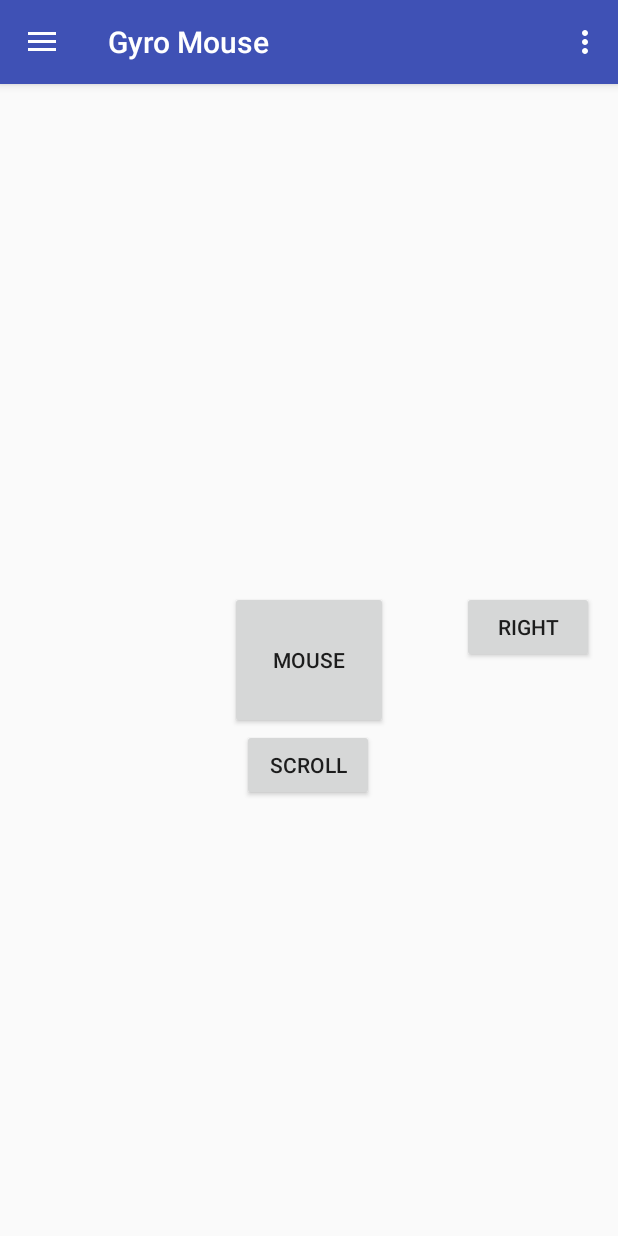
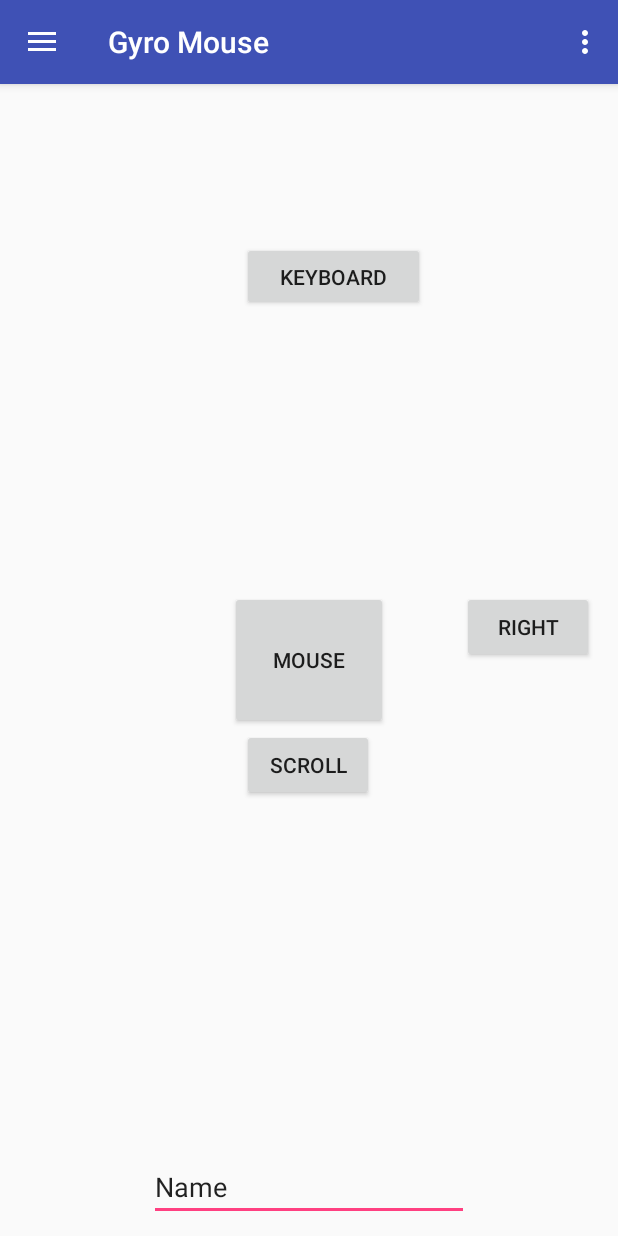
Before and after one commit to iarks/gyro-mouse, an Android app: the screen it shows after launch (MainActivity), on a phone screen of 412 x 824 dp. Run offline under Robolectric (Android 15) with nearby library versions, the light colour scheme and no system bars; 2 statements that could not run were skipped.

Commit message:
add button for keyboard

```diff
--- a/app/src/main/java/iarks/org/bitbucket/gyromouse/MainActivity.java
+++ b/app/src/main/java/iarks/org/bitbucket/gyromouse/MainActivity.java
@@ -13,14 +13,16 @@ import android.support.v7.widget.Toolbar;
 import android.view.Menu;
 import android.view.MenuItem;
 import android.widget.Button;
+import android.widget.EditText;
 
 import java.util.concurrent.BlockingQueue;
 import java.util.concurrent.LinkedBlockingDeque;
 
 public class MainActivity extends AppCompatActivity implements NavigationView.OnNavigationItemSelectedListener
 {
-    Button buttonMouse,buttonScroll,buttonRight;
+    Button buttonMouse,buttonScroll,buttonRight,buttonKeyboard;
     BlockingQueue<String> sharedQueue = new LinkedBlockingDeque<>(1);
+    EditText keyboard_visibility;
 
     @Override
     protected void onCreate(Bundle savedInstanceState)
@@ -37,6 +39,9 @@ public class MainActivity extends AppCompatActivity implements NavigationView.On
         buttonMouse = (Button)findViewById(R.id.buttonMouse);
         buttonScroll = (Button)findViewById(R.id.buttonScroll);
         buttonRight = (Button)findViewById(R.id.buttonRight);
+        buttonKeyboard = (Button)findViewById(R.id.buttonKeyboard);
+        keyboard_visibility=(EditText)findViewById(R.id.editText);
+        keyboard_visibility.setSelected(false);
 
         final Trackpad trackpad = new Trackpad(sharedQueue,getApplicationContext());
         final ScrollWheel scrollWheel = new ScrollWheel(sharedQueue,getApplicationContext());
@@ -108,6 +113,15 @@ public class MainActivity extends AppCompatActivity implements NavigationView.On
                     }
                 }
                 return false;
+            }
+        });
+
+        buttonKeyboard.setOnClickListener(new View.OnClickListener()
+        {
+            @Override
+            public void onClick(View v)
+            {
+
             }
         });
 
--- a/app/src/main/res/layout/content_main.xml
+++ b/app/src/main/res/layout/content_main.xml
@@ -1,5 +1,6 @@
 <?xml version="1.0" encoding="utf-8"?>
-<android.support.constraint.ConstraintLayout xmlns:android="http://schemas.android.com/apk/res/android"
+<android.support.constraint.ConstraintLayout
+    xmlns:android="http://schemas.android.com/apk/res/android"
     xmlns:app="http://schemas.android.com/apk/res-auto"
     xmlns:tools="http://schemas.android.com/tools"
     android:layout_width="match_parent"
@@ -25,15 +26,28 @@
         app:layout_constraintTop_toTopOf="parent" />
 
     <Button
-        android:id="@+id/buttonScroll"
+        android:id="@+id/buttonKeyboard"
+        android:layout_width="122dp"
+        android:layout_height="46dp"
+        android:text="Keyboard"
+        tools:layout_constraintTop_creator="1"
+        android:layout_marginStart="8dp"
+        android:layout_marginTop="105dp"
+        tools:layout_constraintLeft_creator="1"
+        app:layout_constraintLeft_toLeftOf="@+id/buttonMouse"
+        app:layout_constraintTop_toTopOf="parent"
+        android:layout_marginLeft="-55dp" />
+
+    <Button
+        android:id="@+id/button"
         android:layout_width="88dp"
         android:layout_height="48dp"
+        android:layout_marginStart="8dp"
         android:text="Scroll"
-        tools:layout_constraintTop_creator="1"
-        android:layout_marginStart="8dp"
+        app:layout_constraintLeft_toLeftOf="@+id/buttonMouse"
         app:layout_constraintTop_toBottomOf="@+id/buttonMouse"
         tools:layout_constraintLeft_creator="1"
-        app:layout_constraintLeft_toLeftOf="@+id/buttonMouse" />
+        tools:layout_constraintTop_creator="1" />
 
     <Button
         android:id="@+id/buttonRight"
@@ -44,7 +58,23 @@
         tools:layout_constraintTop_creator="1"
         tools:layout_constraintRight_creator="1"
         app:layout_constraintRight_toRightOf="parent"
-        app:layout_constraintTop_toTopOf="@+id/buttonMouse" />
+        app:layout_constraintTop_toTopOf="@+id/buttonMouse"/>
+
+    <EditText
+        android:id="@+id/editText"
+        android:layout_width="wrap_content"
+        android:layout_height="wrap_content"
+        android:ems="10"
+        android:inputType="textPersonName"
+        android:text="Name"
+        tools:layout_constraintRight_creator="1"
+        tools:layout_constraintBottom_creator="1"
+        app:layout_constraintBottom_toBottomOf="parent"
+        app:layout_constraintRight_toRightOf="parent"
+        tools:layout_constraintLeft_creator="1"
+        android:layout_marginBottom="10dp"
+        app:layout_constraintLeft_toLeftOf="parent"
+        android:visibility="visible"/>
 
 
 </android.support.constraint.ConstraintLayout>
```
